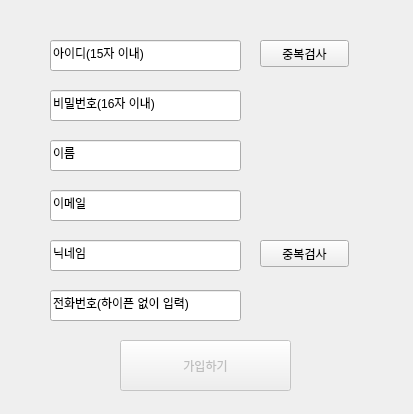
This is signUp.ui in ngwoon/Database-Project as Qt 5 draws it before an edit. The edited form follows.
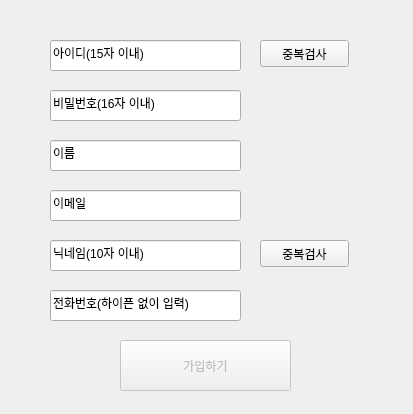
This is the edited form.

```diff
--- a/signUp.ui
+++ b/signUp.ui
@@ -91,7 +91,7 @@
     </rect>
    </property>
    <property name="text">
-    <string>닉네임</string>
+    <string>닉네임(10자 이내)</string>
    </property>
   </widget>
   <widget class="QLineEdit" name="phoneLineEdit">
```
